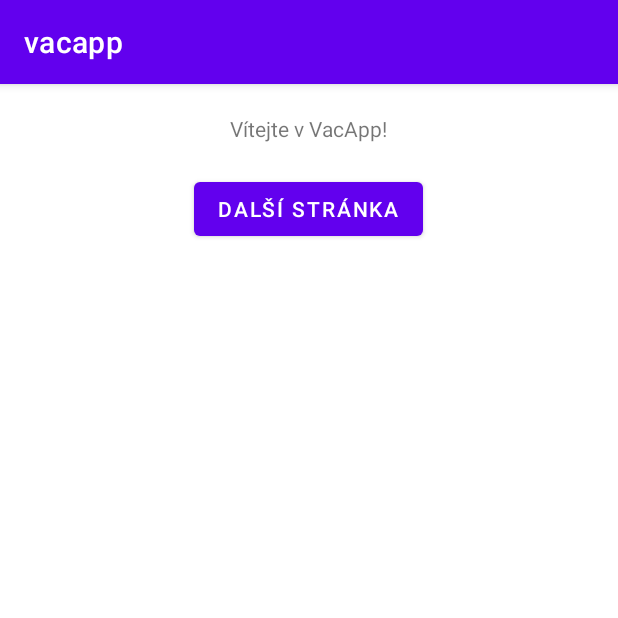
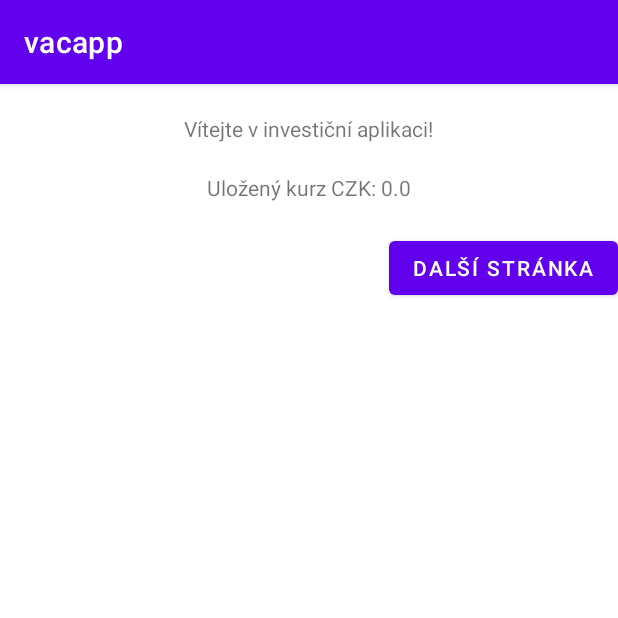
Before and after one commit to mvaculik/m_vaculik_mt_apk, an Android app: the screen it shows after launch (MainActivity), on a phone screen of 412 x 824 dp, the top half of it. Run offline under Robolectric (Android 15) with nearby library versions, the phone set to English and light mode, and no system bars.

Commit message:
add persistent memory

```diff
--- a/app/src/main/java/com/example/vacapp/MainActivity.kt
+++ b/app/src/main/java/com/example/vacapp/MainActivity.kt
@@ -14,20 +14,25 @@ class MainActivity : AppCompatActivity() {
 
     override fun onCreate(savedInstanceState: Bundle?) {
         super.onCreate(savedInstanceState)
-
-        // Inicializace View Bindingu
         binding = ActivityMainBinding.inflate(layoutInflater)
         setContentView(binding.root)
 
-        // Pozorování LiveData z ViewModelu a aktualizace UI
         viewModel.welcomeMessage.observe(this) { message ->
             binding.textView.text = message
         }
 
-        // Nastavení onClickListeneru pomocí View Bindingu
         binding.buttonNext.setOnClickListener {
             val intent = Intent(this, SecondActivity::class.java)
             startActivity(intent)
         }
     }
+
+    override fun onResume() {
+        super.onResume()
+
+        val sharedPreferences = getSharedPreferences("CurrencyRates", MODE_PRIVATE)
+        val lastSavedCurrency = sharedPreferences.getString("LastSavedCurrency", "CZK") // Načtení poslední uložené měny
+        val savedRate = sharedPreferences.getFloat(lastSavedCurrency, 0f)
+        binding.savedCurrencyRate.text = "Uložený kurz $lastSavedCurrency: $savedRate"
+    }
 }
--- a/app/src/main/java/com/example/vacapp/viewmodel/MainViewModel.kt
+++ b/app/src/main/java/com/example/vacapp/viewmodel/MainViewModel.kt
@@ -10,8 +10,7 @@ class MainViewModel : ViewModel() {
     val welcomeMessage: LiveData<String> get() = _welcomeMessage
 
     init {
-        // Inicializujte vaši LiveData zprávou
-        _welcomeMessage.value = "Vítejte v VacApp!"
+        _welcomeMessage.value = "Vítejte v investiční aplikaci!"
     }
 
     // Zde můžete přidat další funkce, jako jsou metody pro načítání dat atd.
--- a/app/src/main/res/layout/activity_main.xml
+++ b/app/src/main/res/layout/activity_main.xml
@@ -1,4 +1,3 @@
-<?xml version="1.0" encoding="utf-8"?>
 <RelativeLayout xmlns:android="http://schemas.android.com/apk/res/android"
     android:layout_width="match_parent"
     android:layout_height="match_parent">
@@ -11,13 +10,21 @@
         android:layout_centerHorizontal="true"
         android:layout_marginTop="20dp"/>
 
+    <TextView
+        android:id="@+id/savedCurrencyRate"
+        android:layout_width="wrap_content"
+        android:layout_height="wrap_content"
+        android:text="Uložený kurz"
+        android:layout_centerHorizontal="true"
+        android:layout_below="@id/text_view"
+        android:layout_marginTop="20dp"/>
+
     <Button
         android:id="@+id/button_next"
         android:layout_width="wrap_content"
         android:layout_height="wrap_content"
         android:text="Další Stránka"
-        android:layout_centerHorizontal="true"
-        android:layout_below="@id/text_view"
+        android:layout_alignParentRight="true"
+        android:layout_below="@id/savedCurrencyRate"
         android:layout_marginTop="20dp"/>
-
 </RelativeLayout>
```
Also changed, not shown: app/src/main/java/com/example/vacapp/SecondActivity.kt (+40 -7 lines), app/src/main/res/layout/activity_second.xml (+18 -3 lines).
